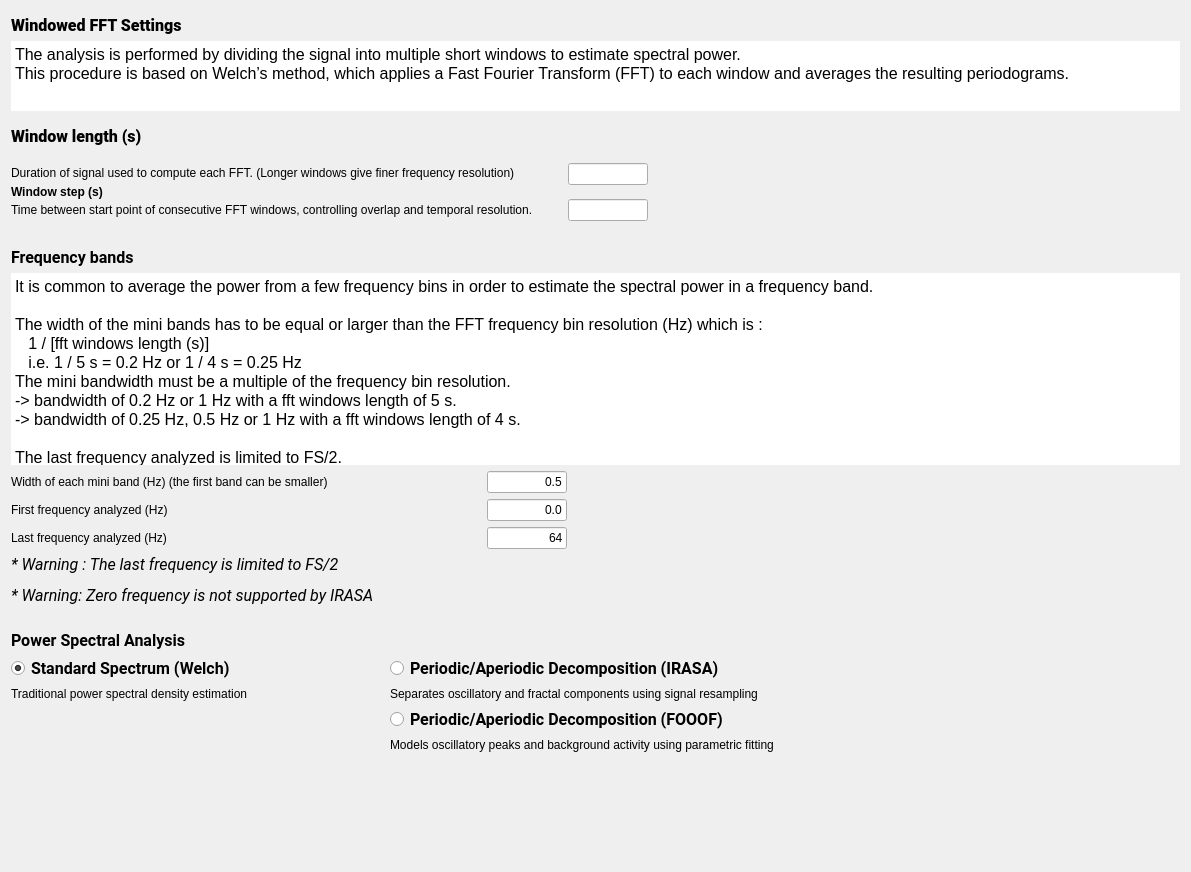
Before: the Qt Designer form tools/CEAMSTools/PowerSpectralAnalysis/SpectralSettings/Ui_SpectralSettings.ui in SnoozToolbox/snooz-package-ceams, drawn with Qt 5.
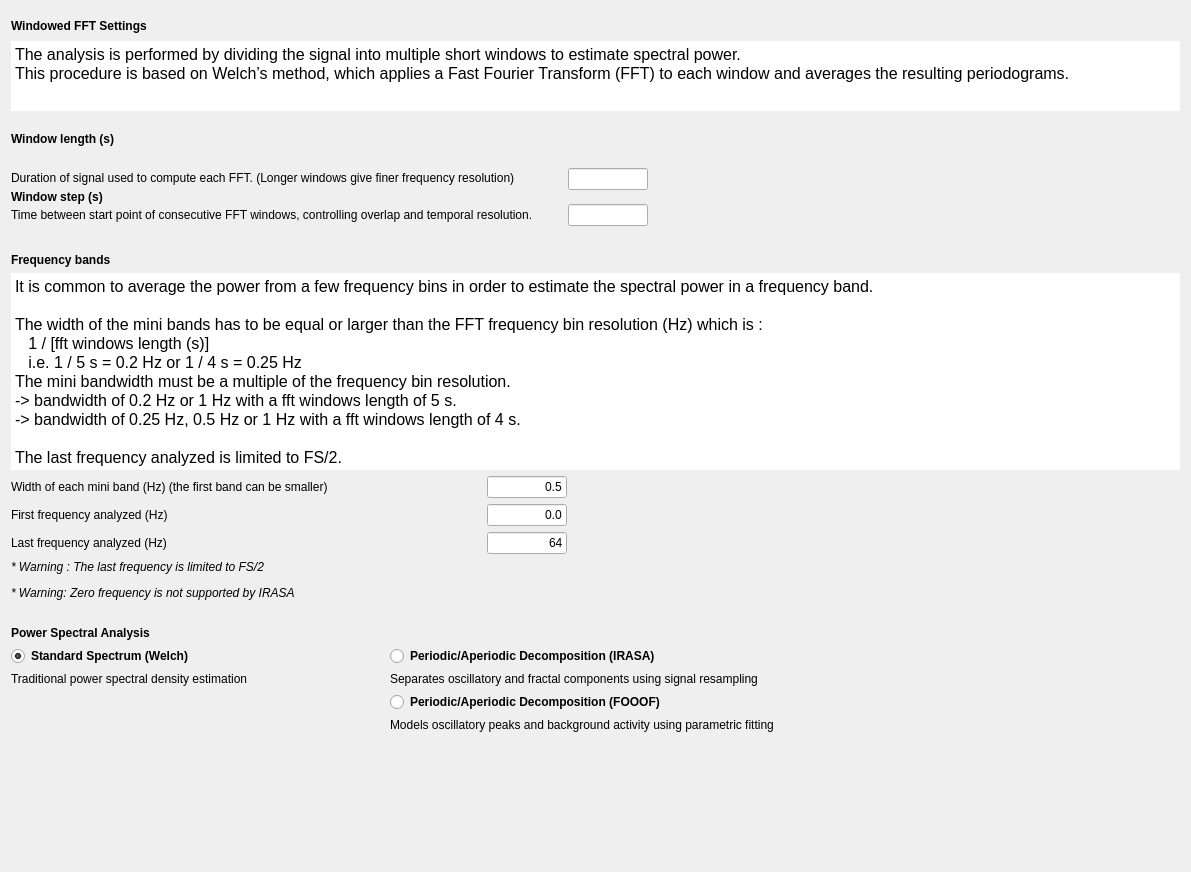
After: the same form once the commit is applied.

Commit message: Font step 4: forms without fonts of their own, look kept

What changed in the file:
```diff
--- a/tools/CEAMSTools/PowerSpectralAnalysis/SpectralSettings/Ui_SpectralSettings.ui
+++ b/tools/CEAMSTools/PowerSpectralAnalysis/SpectralSettings/Ui_SpectralSettings.ui
@@ -19,9 +19,6 @@
   <property name="windowTitle">
    <string/>
   </property>
-  <property name="styleSheet">
-   <string>font: 12pt &quot;Roboto&quot;;</string>
-  </property>
   <layout class="QVBoxLayout" name="verticalLayout_11">
    <item>
     <layout class="QVBoxLayout" name="verticalLayout">
@@ -41,8 +38,6 @@
        </property>
        <property name="font">
         <font>
-         <family>Roboto</family>
-         <pointsize>12</pointsize>
          <italic>false</italic>
          <bold>false</bold>
         </font>
@@ -116,8 +111,6 @@
        </property>
        <property name="font">
         <font>
-         <family>Roboto</family>
-         <pointsize>12</pointsize>
          <italic>false</italic>
          <bold>false</bold>
         </font>
@@ -269,8 +262,6 @@
        </property>
        <property name="font">
         <font>
-         <family>Roboto</family>
-         <pointsize>12</pointsize>
          <italic>false</italic>
          <bold>false</bold>
         </font>
@@ -310,7 +301,7 @@
 hr { height: 1px; border-width: 0; }
 li.unchecked::marker { content: &quot;\2610&quot;; }
 li.checked::marker { content: &quot;\2612&quot;; }
-&lt;/style&gt;&lt;/head&gt;&lt;body style=&quot; font-family:'Roboto'; font-size:12pt; font-weight:400; font-style:normal;&quot;&gt;
+&lt;/style&gt;&lt;/head&gt;&lt;body style=&quot; font-size:12pt; font-weight:400; font-style:normal;&quot;&gt;
 &lt;p style=&quot; margin-top:0px; margin-bottom:0px; margin-left:0px; margin-right:0px; -qt-block-indent:0; text-indent:0px;&quot;&gt;It is common to average the power from a few frequency bins in order to estimate the spectral power in a frequency band.&lt;/p&gt;
 &lt;p style=&quot;-qt-paragraph-type:empty; margin-top:0px; margin-bottom:0px; margin-left:0px; margin-right:0px; -qt-block-indent:0; text-indent:0px;&quot;&gt;&lt;br /&gt;&lt;/p&gt;
 &lt;p style=&quot; margin-top:0px; margin-bottom:0px; margin-left:0px; margin-right:0px; -qt-block-indent:0; text-indent:0px;&quot;&gt;The width of the mini bands has to be equal or larger than the FFT frequency bin resolution (Hz) which is :&lt;/p&gt;
@@ -486,8 +477,6 @@
     <widget class="QLabel" name="label_10">
      <property name="font">
       <font>
-       <family>Roboto</family>
-       <pointsize>12</pointsize>
        <italic>false</italic>
        <bold>false</bold>
       </font>
@@ -522,8 +511,6 @@
       <widget class="QLabel" name="label_6">
        <property name="font">
         <font>
-         <family>Roboto</family>
-         <pointsize>12</pointsize>
          <italic>false</italic>
          <bold>false</bold>
         </font>
@@ -556,8 +543,6 @@
            </property>
            <property name="font">
             <font>
-             <family>Roboto</family>
-             <pointsize>12</pointsize>
              <italic>false</italic>
              <bold>true</bold>
              <underline>false</underline>
@@ -565,9 +550,6 @@
              <kerning>true</kerning>
             </font>
            </property>
-           <property name="styleSheet">
-            <string notr="true">font: 700 12pt &quot;Roboto&quot;;</string>
-           </property>
            <property name="text">
             <string>Standard Spectrum (Welch)</string>
            </property>
@@ -626,15 +608,10 @@
            </property>
            <property name="font">
             <font>
-             <family>Roboto</family>
-             <pointsize>12</pointsize>
              <italic>false</italic>
              <bold>true</bold>
             </font>
            </property>
-           <property name="styleSheet">
-            <string notr="true">font: 700 12pt &quot;Roboto&quot;;</string>
-           </property>
            <property name="text">
             <string>Periodic/Aperiodic Decomposition (IRASA)</string>
            </property>
@@ -653,15 +630,10 @@
             <widget class="QRadioButton" name="FoooF_radioButton">
              <property name="font">
               <font>
-               <family>Roboto</family>
-               <pointsize>12</pointsize>
                <italic>false</italic>
                <bold>true</bold>
               </font>
              </property>
-             <property name="styleSheet">
-              <string notr="true">font: 700 12pt &quot;Roboto&quot;;</string>
-             </property>
              <property name="text">
               <string>Periodic/Aperiodic Decomposition (FOOOF)</string>
              </property>
```
Left out of the diff: 2 changed lines with no effect on the pictures. The commit also changes 427 other files.
